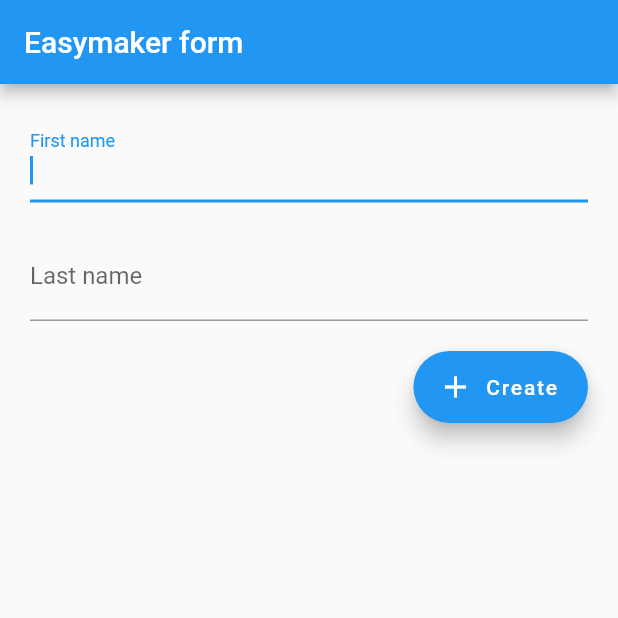
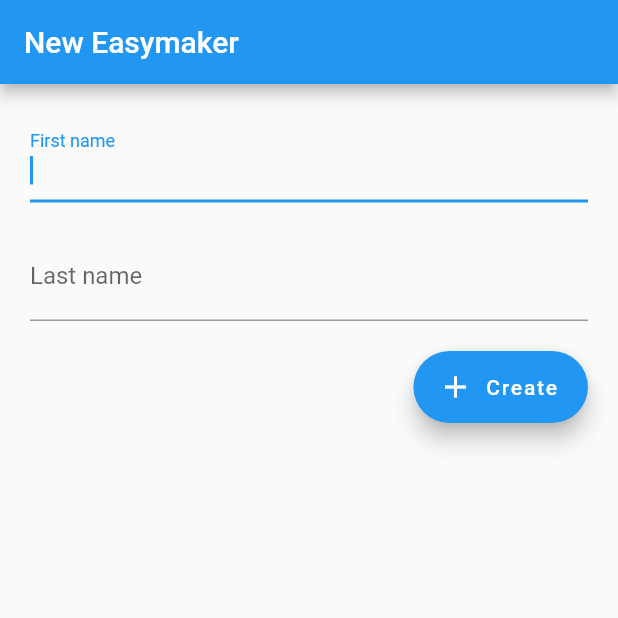
Before and after one commit to GaetanRdn/where_my_coworkers, a Flutter app: the screen it shows after launch, on a phone screen of 412 x 824 dp, the top half of it. Run offline on Flutter 3.47's test engine with Material 2 defaults, Android fonts, the phone set to English and light mode, and no system bars.

Commit message:
feature(EasymakerForm): Update form title
Closes #1

```diff
--- a/lib/easymaker_form.dart
+++ b/lib/easymaker_form.dart
@@ -12,9 +12,7 @@ class _EasymakerFormPageState extends State<EasymakerFormPage> {
   Widget build(BuildContext context) {
     return Scaffold(
       appBar: AppBar(
-        // Here we take the value from the MyHomePage object that was created by
-        // the App.build method, and use it to set our appbar title.
-        title: const Text('Easymaker form'),
+        title: const Text('New Easymaker'),
       ),
       body: Center(
         child: Padding(
```
